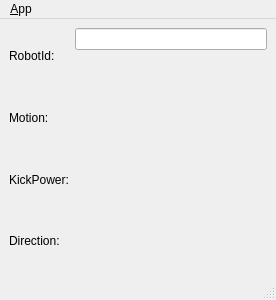
The window that msl_keyboard_joystick/ui/main_window.ui (dasys-lab/cnc-msl) describes before a commit, drawn with Qt 5.
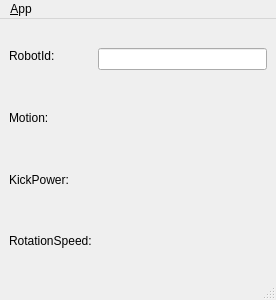
The same window after the commit. Icons and pictures are not drawn.

Commit message: msl_keyboard_joystick is sending enough to test motion kick-command kickPower rotationSpeed robotId shovel

What changed in the file:
```diff
--- a/msl_keyboard_joystick/ui/main_window.ui
+++ b/msl_keyboard_joystick/ui/main_window.ui
@@ -48,7 +48,7 @@
       <item>
        <widget class="QLabel" name="directionLabel">
         <property name="text">
-         <string>Direction:</string>
+         <string>RotationSpeed:</string>
         </property>
        </widget>
       </item>
@@ -58,6 +58,12 @@
      <layout class="QVBoxLayout" name="verticalLayout_4">
       <item>
        <layout class="QVBoxLayout" name="verticalLayout">
+        <property name="topMargin">
+         <number>20</number>
+        </property>
+        <property name="bottomMargin">
+         <number>10</number>
+        </property>
         <item>
          <widget class="QLineEdit" name="robotIdEdit"/>
         </item>
```
Left out of the diff: 2 changed lines with no effect on the pictures. The commit also changes 6 other files.
